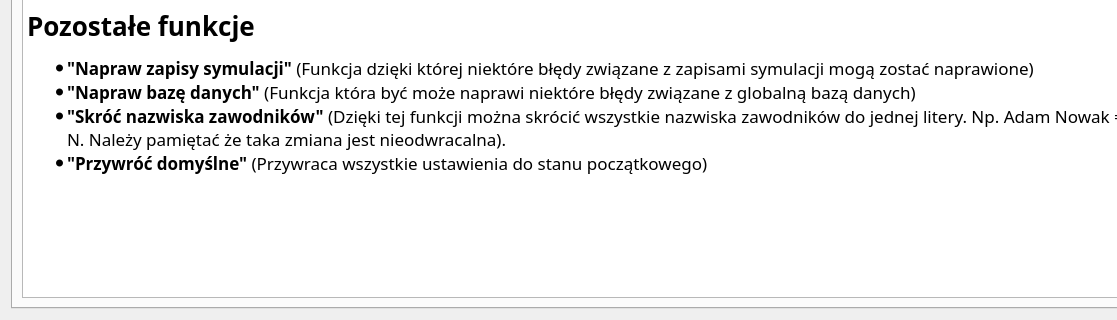
This is source/UI/HelpWindow.ui in SiekamCebule/sj-sim as Qt 5 draws it before an edit; both pictures show x 0 to 1117 and y 546 to 866 of the 1215 by 866 pixel window. The edited form follows.
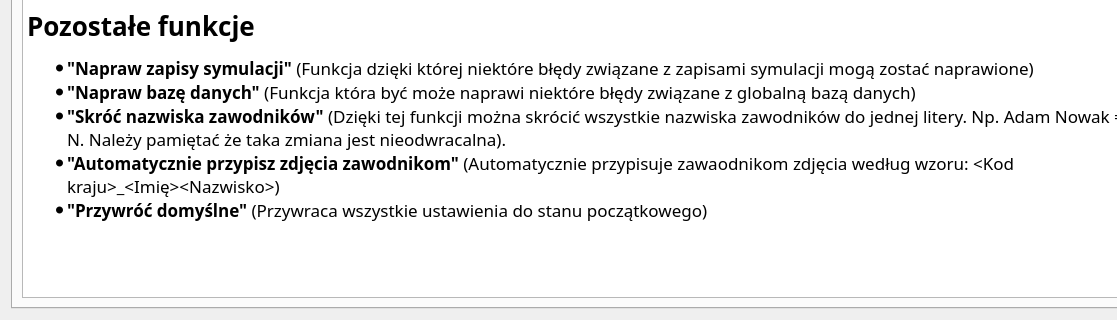
This is the edited form. The open tabs and pages were chosen to show the change.

What changed in the file:
```diff
--- a/source/UI/HelpWindow.ui
+++ b/source/UI/HelpWindow.ui
@@ -372,6 +372,7 @@
 &lt;li style=&quot; margin-top:12px; margin-bottom:0px; margin-left:0px; margin-right:0px; -qt-block-indent:0; text-indent:0px;&quot;&gt;&lt;span style=&quot; font-weight:700;&quot;&gt;&amp;quot;Napraw zapisy symulacji&amp;quot;&lt;/span&gt; (Funkcja dzięki której niektóre błędy związane z zapisami symulacji mogą zostać naprawione)&lt;/li&gt;
 &lt;li style=&quot; margin-top:0px; margin-bottom:0px; margin-left:0px; margin-right:0px; -qt-block-indent:0; text-indent:0px;&quot;&gt;&lt;span style=&quot; font-weight:700;&quot;&gt;&amp;quot;Napraw bazę danych&amp;quot;&lt;/span&gt; (Funkcja która być może naprawi niektóre błędy związane z globalną bazą danych)&lt;/li&gt;
 &lt;li style=&quot; margin-top:0px; margin-bottom:0px; margin-left:0px; margin-right:0px; -qt-block-indent:0; text-indent:0px;&quot;&gt;&lt;span style=&quot; font-weight:700;&quot;&gt;&amp;quot;Skróć nazwiska zawodników&amp;quot;&lt;/span&gt; (Dzięki tej funkcji można skrócić wszystkie nazwiska zawodników do jednej litery. Np. Adam Nowak = Adam N. Należy pamiętać że taka zmiana jest nieodwracalna).&lt;/li&gt;
+&lt;li style=&quot; margin-top:0px; margin-bottom:0px; margin-left:0px; margin-right:0px; -qt-block-indent:0; text-indent:0px;&quot;&gt;&lt;span style=&quot; font-weight:700;&quot;&gt;&amp;quot;Automatycznie przypisz zdjęcia zawodnikom&amp;quot;&lt;/span&gt; (Automatycznie przypisuje zawaodnikom zdjęcia według wzoru: &amp;lt;Kod kraju&amp;gt;_&amp;lt;Imię&amp;gt;&amp;lt;Nazwisko&amp;gt;)&lt;/li&gt;
 &lt;li style=&quot; margin-top:0px; margin-bottom:12px; margin-left:0px; margin-right:0px; -qt-block-indent:0; text-indent:0px;&quot;&gt;&lt;span style=&quot; font-weight:700;&quot;&gt;&amp;quot;Przywróć domyślne&amp;quot;&lt;/span&gt; (Przywraca wszystkie ustawienia do stanu początkowego) &lt;/li&gt;&lt;/ul&gt;&lt;/body&gt;&lt;/html&gt;</string>
          </property>
         </widget>
```
